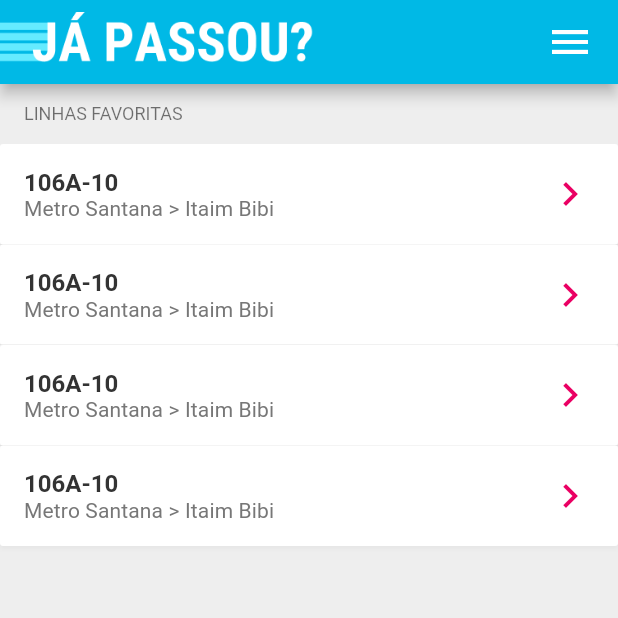
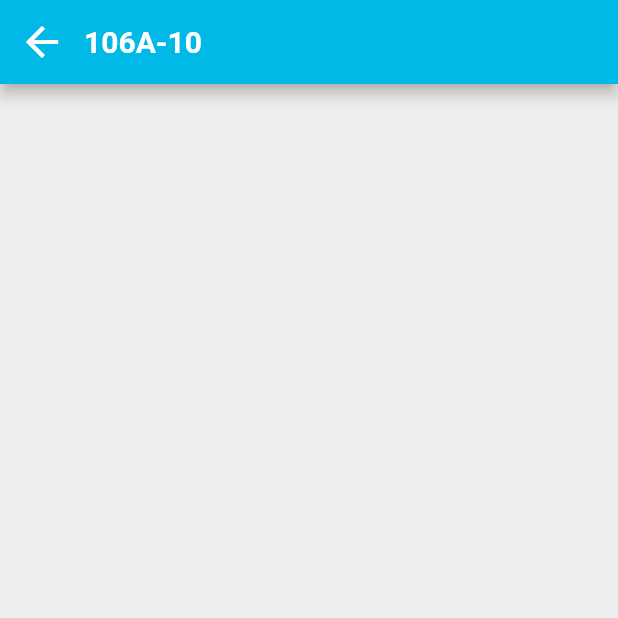
Before and after one commit to luizpauloprado/japassou, a Flutter app: the screen it shows after launch, after a tap on "106A-10", on a phone screen of 412 x 824 dp, the top half of it. Run offline on Flutter 3.47's test engine with Material 2 defaults, Android fonts, the phone set to English and light mode, and no system bars.

Commit message:
Create live on map screen

```diff
--- a/ja_passou/lib/main.dart
+++ b/ja_passou/lib/main.dart
@@ -1,11 +1,12 @@
 import 'package:flutter/material.dart';
 import 'package:flutter/services.dart';
 import 'package:ja_passou/screens/home/home.dart';
+import 'package:ja_passou/screens/live_on_map/live_on_map.dart';
 import 'package:ja_passou/screens/search/search.dart';
 
 /// TODO:
 /// Set status bar as light
-/// Add a box decorated container to the last item of a ListView
+/// Use Roboto in iOS (https://flutter.dev/docs/cookbook/design/fonts)
 
 void main() => runApp(MyApp());
 
@@ -19,6 +20,7 @@ class MyApp extends StatelessWidget {
       routes: {
         '/': (context) => HomeScreen(),
         '/search': (context) => SearchScreen(),
+        '/live-on-map': (context) => LiveOnMapScreen(),
       },
       theme: ThemeData(
         primaryColor: Color.fromRGBO(0, 185, 230, 1),
@@ -29,7 +31,15 @@ class MyApp extends StatelessWidget {
         dividerTheme: DividerThemeData(
           thickness: 0.3,
         ),
+        iconTheme: IconThemeData(
+          color: Colors.white,
+          size: 32.0,
+        ),
         textTheme: TextTheme(
+          title: TextStyle(
+            color: Colors.white,
+            fontWeight: FontWeight.bold,
+          ),
           body2: TextStyle(
             color: Color.fromRGBO(14, 140, 171, 1.0),
             fontWeight: FontWeight.w600,
--- a/ja_passou/lib/screens/home/home.dart
+++ b/ja_passou/lib/screens/home/home.dart
@@ -1,4 +1,5 @@
 import 'package:flutter/material.dart';
+import 'package:ja_passou/screens/live_on_map/live_on_map.dart';
 import 'package:ja_passou/widgets/custom_list_view.dart';
 
 class HomeScreen extends StatelessWidget {
@@ -20,8 +21,8 @@ class HomeScreen extends StatelessWidget {
             child: IconButton(
               icon: Icon(
                 Icons.menu,
-                color: Colors.white,
-                size: 32.0,
+                color: Theme.of(context).iconTheme.color,
+                size: Theme.of(context).iconTheme.size,
               ),
               onPressed: () {
                 Navigator.pushNamed(context, '/search');
@@ -33,10 +34,36 @@ class HomeScreen extends StatelessWidget {
       body: CustomListView(
         items: [
           SectionItem(title: "LINHAS FAVORITAS"),
-          TileItem(title: "106A-10", subtitle: "Metro Santana > Itaim Bibi"),
-          TileItem(title: "106A-10", subtitle: "Metro Santana > Itaim Bibi"),
-          TileItem(title: "106A-10", subtitle: "Metro Santana > Itaim Bibi"),
-          TileItem(title: "106A-10", subtitle: "Metro Santana > Itaim Bibi", showShadow: true),
+          TileItem(
+            title: "106A-10",
+            subtitle: "Metro Santana > Itaim Bibi",
+            onPressed: () {
+              Navigator.pushNamed(
+                context,
+                '/live-on-map',
+                arguments: LiveOnMapScreenArguments(
+                  title: '106A-10',
+                  lineId: 'id',
+                ),
+              );
+            },
+          ),
+          TileItem(
+            title: "106A-10",
+            subtitle: "Metro Santana > Itaim Bibi",
+            onPressed: () {},
+          ),
+          TileItem(
+            title: "106A-10",
+            subtitle: "Metro Santana > Itaim Bibi",
+            onPressed: () {},
+          ),
+          TileItem(
+            title: "106A-10",
+            subtitle: "Metro Santana > Itaim Bibi",
+            showShadow: true,
+            onPressed: () {},
+          ),
         ],
       ),
     );
--- /dev/null
+++ b/ja_passou/lib/screens/live_on_map/live_on_map.dart
@@ -0,0 +1,37 @@
+import 'package:flutter/material.dart';
+
+class LiveOnMapScreenArguments {
+  final String title;
+  final String lineId;
+
+  LiveOnMapScreenArguments({this.title, this.lineId});
+}
+
+class LiveOnMapScreen extends StatelessWidget {
+  const LiveOnMapScreen({Key key}) : super(key: key);
+
+  @override
+  Widget build(BuildContext context) {
+    final LiveOnMapScreenArguments args =
+        ModalRoute.of(context).settings.arguments;
+
+    return Scaffold(
+      appBar: AppBar(
+        titleSpacing: 0.0,
+        centerTitle: false,
+        title: Text(args.title, style: Theme.of(context).textTheme.title),
+        leading: IconButton(
+          icon: Icon(
+            Icons.arrow_back,
+            color: Theme.of(context).iconTheme.color,
+            size: Theme.of(context).iconTheme.size,
+          ),
+          onPressed: () {
+            Navigator.pop(context);
+          },
+        ),
+      ),
+      body: Container(),
+    );
+  }
+}
--- a/ja_passou/lib/widgets/custom_list_view.dart
+++ b/ja_passou/lib/widgets/custom_list_view.dart
@@ -18,8 +18,9 @@ class TileItem implements ListItem {
   final String title;
   final String subtitle;
   final bool showShadow;
+  final VoidCallback onPressed;
 
-  TileItem({this.title, this.subtitle, this.showShadow = false});
+  TileItem({this.title, this.subtitle, this.showShadow = false, this.onPressed});
 }
 
 class CustomListView extends StatelessWidget {
@@ -47,6 +48,7 @@ class CustomListView extends StatelessWidget {
               title: item.title,
               subtile: item.subtitle,
               showShadow: item.showShadow,
+              onPressed: item.onPressed,
             );
           } else {
             return null;
--- a/ja_passou/lib/widgets/tile.dart
+++ b/ja_passou/lib/widgets/tile.dart
@@ -2,12 +2,13 @@ import 'package:flutter/material.dart';
 import 'package:ja_passou/widgets/shadow.dart';
 
 class Tile extends StatelessWidget {
-  const Tile({Key key, this.title, this.subtile, this.showShadow})
+  const Tile({Key key, this.title, this.subtile, this.showShadow, this.onPressed})
       : super(key: key);
 
   final String title;
   final String subtile;
   final bool showShadow;
+  final VoidCallback onPressed;
 
   @override
   Widget build(BuildContext context) {
@@ -43,7 +44,7 @@ class Tile extends StatelessWidget {
               ],
             ),
           ),
-          onPressed: () {},
+          onPressed: onPressed,
         ),
         decoration: showShadow ? Shadow() : null);
   }
```
Also changed, not shown: ja_passou/lib/screens/search/search.dart (+11 -4 lines).
